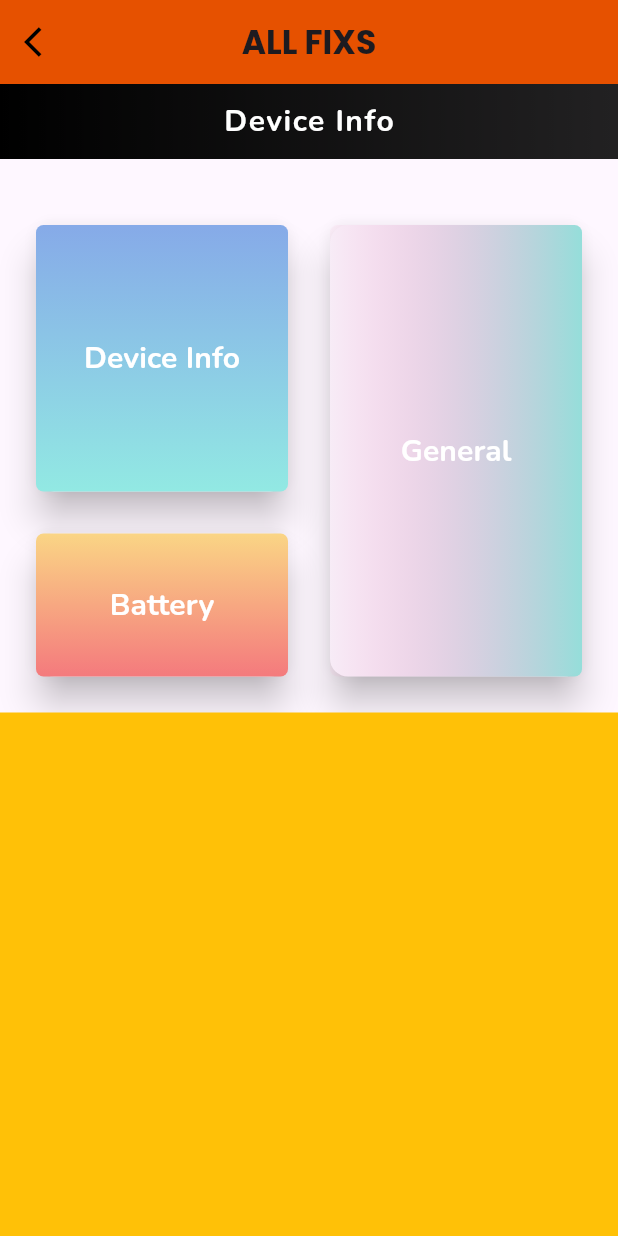
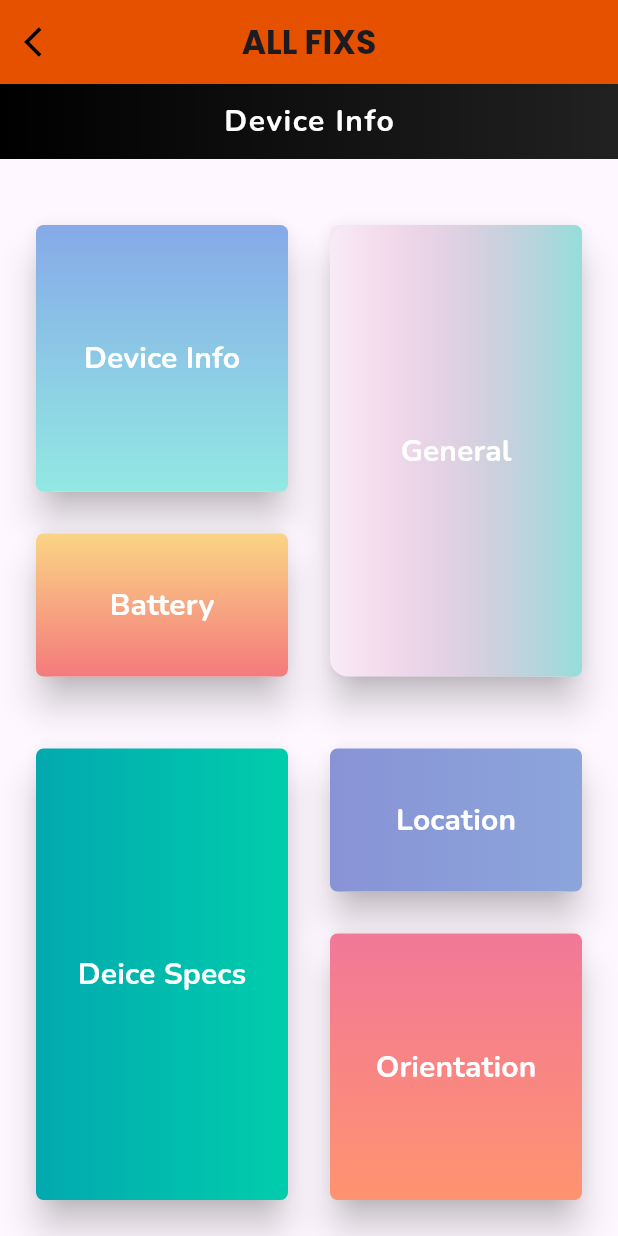
Before and after one commit to kashaf-ud-duja/All_fixs_flutter-projects, a Flutter app: the screen it shows after launch, on a phone screen of 412 x 824 dp. Run offline on Flutter 3.47's test engine with Material 3 defaults, Android fonts, the phone set to English and light mode, and no system bars; our stand-ins replace animated_bottom_navigation_bar, circular_profile_avatar, flutter_sizer, font_awesome_flutter, getwidget, google_fonts and 3 more; missing offline and left inert: dart:html.

Commit message:
Device info complete UI Screen

```diff
--- a/all_fixs/lib/Views/Auth/Features/DeviceInfo/device_info.dart
+++ b/all_fixs/lib/Views/Auth/Features/DeviceInfo/device_info.dart
@@ -44,8 +44,6 @@ class DeviceInfo extends StatelessWidget {
               child: Row(
                 children: [
                   Expanded(
-                    child: Container(
-                      color: Colors.transparent,
                     child: Column(
                       children: [
                         Expanded(
@@ -69,7 +67,6 @@ class DeviceInfo extends StatelessWidget {
                       ],
                     ),
                   ),
-                  ),
                   Expanded(
                     child: GradientButtonContainer(
                       Title: "General",
@@ -83,8 +80,45 @@ class DeviceInfo extends StatelessWidget {
             ),
           ),
           Expanded(
-            child: Container(color: Colors.amber),
+              child: Container(
+                padding: EdgeInsets.all(10),
+            child: Row(
+              children: [
+                Expanded(
+                  child: GradientButtonContainer(
+                    Title: "Deice Specs",
+                    Overlayclr: Color(0XFF01BCAA),
+                    clr: [Color(0xFF02A9AF), Color(0xFF00CDAC)],
+                    isgradientvertical: false,
                   ),
+                ),
+                Expanded(
+                  child: Column(
+                    children: [
+                      Expanded(
+                        flex: 6,
+                        child: GradientButtonContainer(
+                          Title: "Location",
+                          Overlayclr: Color(0XFF8159C6),
+                          clr: [Color(0xFF8893D6), Color(0xFF8CA5DB)],
+                          isgradientvertical: false,
+                        ),
+                      ),
+                      Expanded(
+                        flex: 10,
+                        child: GradientButtonContainer(
+                          Title: "Orientation",
+                          Overlayclr: Color(0XFFF98583),
+                          clr: [Color(0xFFF27898), Color(0xFFFF9370)],
+                          isgradientvertical: true,
+                        ),
+                      ),
+                    ],
+                  ),
+                ),
+              ],
+            ),
+          )),
         ],
       ),
     );
```
Lines whose indentation alone changed are shown as unchanged.
